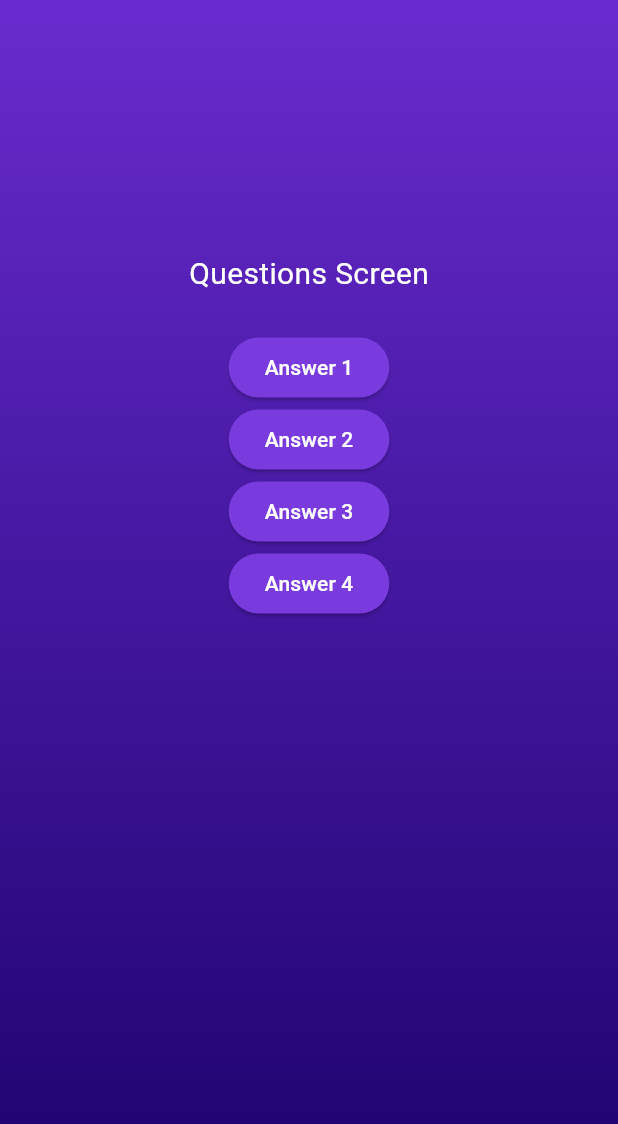
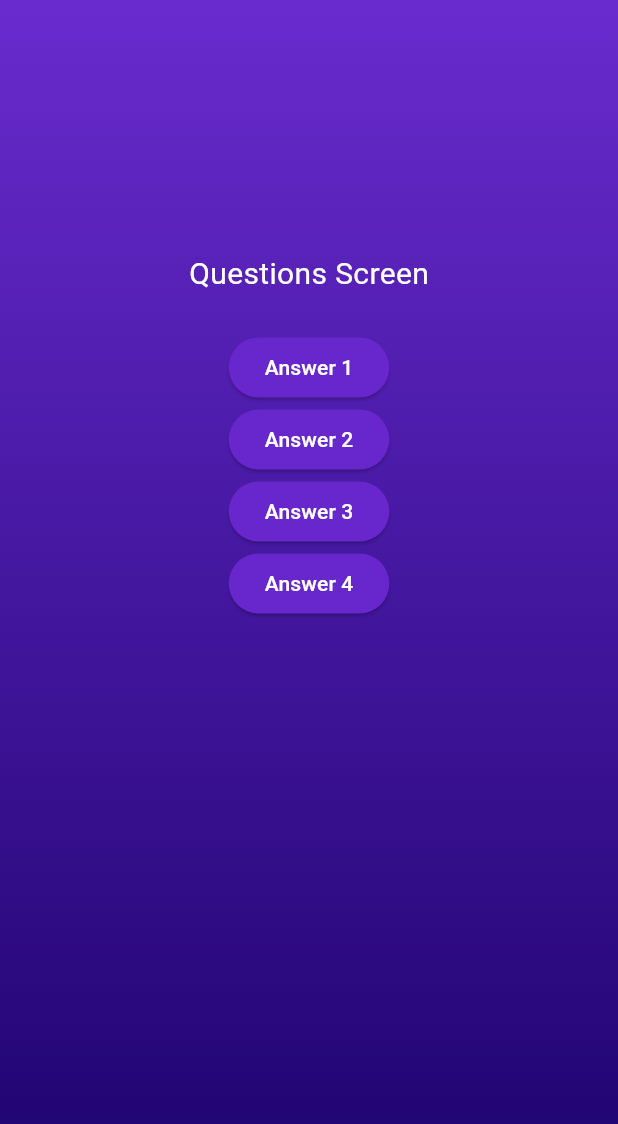
Before and after one commit to adeonirlabs/flutter-quiz, a Flutter app: the screen it shows after launch, after a tap on "Start Quiz", on a phone screen of 412 x 824 dp. Shown: the top 1124 px of the screen. Run offline on Flutter 3.47's test engine with Material 3 defaults, Android fonts, the phone set to English and light mode, and no system bars.

```diff
--- a/lib/answer_button.dart
+++ b/lib/answer_button.dart
@@ -16,7 +16,7 @@ class AnswerButton extends StatelessWidget {
       onPressed: onTap,
       style: ElevatedButton.styleFrom(
         foregroundColor: Colors.white,
-        backgroundColor: const Color.fromARGB(255, 121, 58, 222),
+        backgroundColor: const Color.fromARGB(255, 103, 39, 205),
       ),
       child: Text(text),
     );
```
